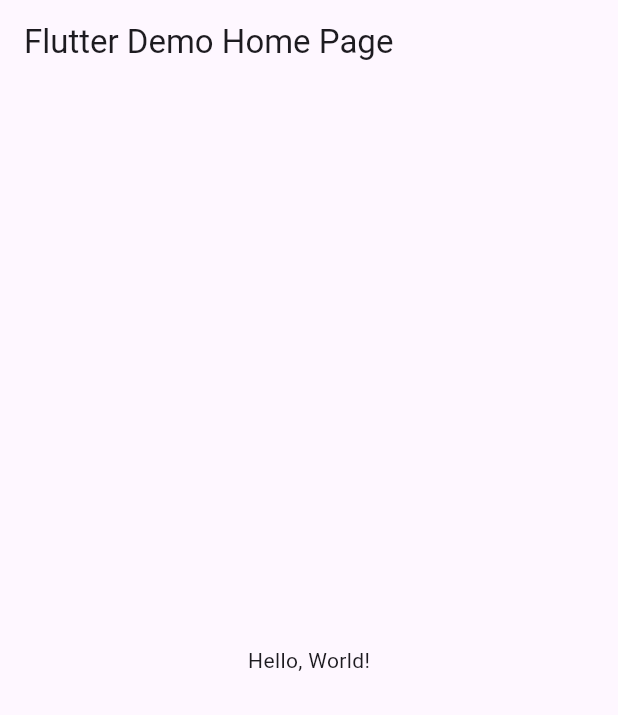
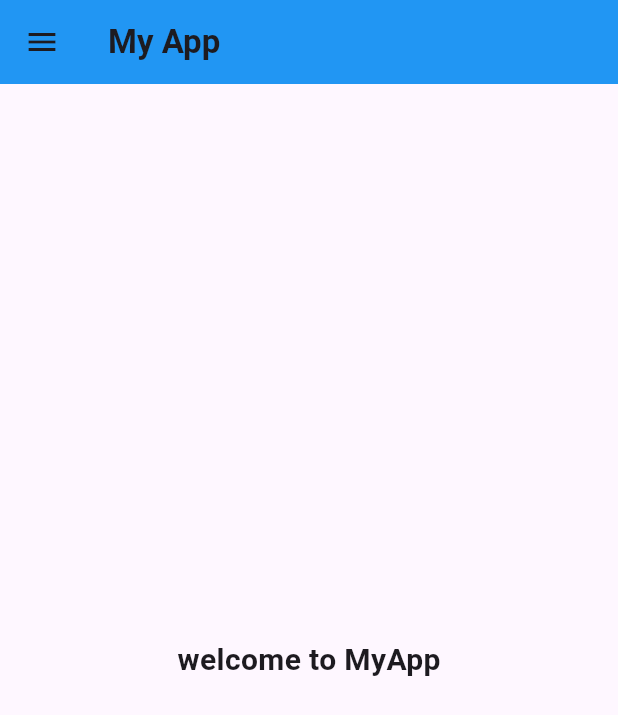
Before and after one commit to Hiteshgurnani123/flutter_application, a Flutter app: the screen it shows after launch, on a phone screen of 412 x 824 dp. Shown: the top 715 px of the screen. Run offline on Flutter 3.47's test engine with Material 3 defaults, Android fonts, the phone set to English and light mode, and no system bars; missing offline and left inert: dart:html.

Commit message:
day 2 completed

```diff
--- /dev/null
+++ b/lib/home_page.dart
@@ -0,0 +1,30 @@
+import 'package:flutter/material.dart';
+
+class HomePage extends StatelessWidget {
+  const HomePage({Key? key}) : super(key: key);
+
+  @override
+  Widget build(BuildContext context) {
+    return Scaffold(
+      appBar: AppBar(
+        backgroundColor: Colors.blue,
+        title: Text(
+          "My App",
+          style: TextStyle(
+            fontWeight: FontWeight.bold,
+          ),
+        ),
+      ),
+      body: Center(
+        child: Container(
+          child: Text("welcome to MyApp",
+              style: TextStyle(
+                fontSize: 20,
+                fontWeight: FontWeight.bold,
+              )),
+        ),
+      ),
+      drawer: Drawer(),
+    );
+  }
+}
--- a/lib/main.dart
+++ b/lib/main.dart
@@ -1,43 +1,25 @@
 import 'package:flutter/material.dart';
+import 'package:helloworld/home_page.dart';
+import 'package:helloworld/pages/login_page.dart';
 
-void main() => runApp(MyApp());
+void main() {
+  runApp(MyApp());
+}
 
 class MyApp extends StatelessWidget {
-  const MyApp({super.key});
-  // This widget is the root of your application.
+  const MyApp({Key? key}) : super(key: key);
+
   @override
   Widget build(BuildContext context) {
     return MaterialApp(
-      // Application name
-      title: 'Flutter Hello World',
-      // Application theme data, you can set the colors for the application as
-      // you want
-      theme: ThemeData(
-        // useMaterial3: false,
-        primarySwatch: Colors.blue,
-      ),
-      // A widget which will be started on application startup
-      home: MyHomePage(title: 'Flutter Demo Home Page'),
+      themeMode: ThemeMode.light,
+      darkTheme: ThemeData(brightness: Brightness.dark),
+      initialRoute: "/home",
+      routes: {
+        "/": (context) => LoginPage(),
+        "/home": (context) => HomePage(),
+        "/login": (context) => LoginPage(),
+      },
     );
   }
 }
-
-class MyHomePage extends StatelessWidget {
-  final String title;
-  const MyHomePage({super.key, required this.title});
-
-  @override
-  Widget build(BuildContext context) {
-    return Scaffold(
-      appBar: AppBar(
-        // The title text which will be shown on the action bar
-        title: Text(title),
-      ),
-      body: Center(
-        child: Text(
-          'Hello, World!',
-        ),
-      ),
-    );
-  }
-}
--- /dev/null
+++ b/lib/pages/login_page.dart
@@ -0,0 +1,20 @@
+import 'dart:html';
+
+import 'package:flutter/material.dart';
+
+class LoginPage extends StatelessWidget {
+  @override
+  Widget build(BuildContext context) {
+    return Material(
+      child: Center(
+          child: Text(
+        "Login Page",
+        style: TextStyle(
+          fontSize: 20,
+          color: Colors.blue,
+          fontWeight: FontWeight.bold,
+        ),
+      )),
+    );
+  }
+}
```
